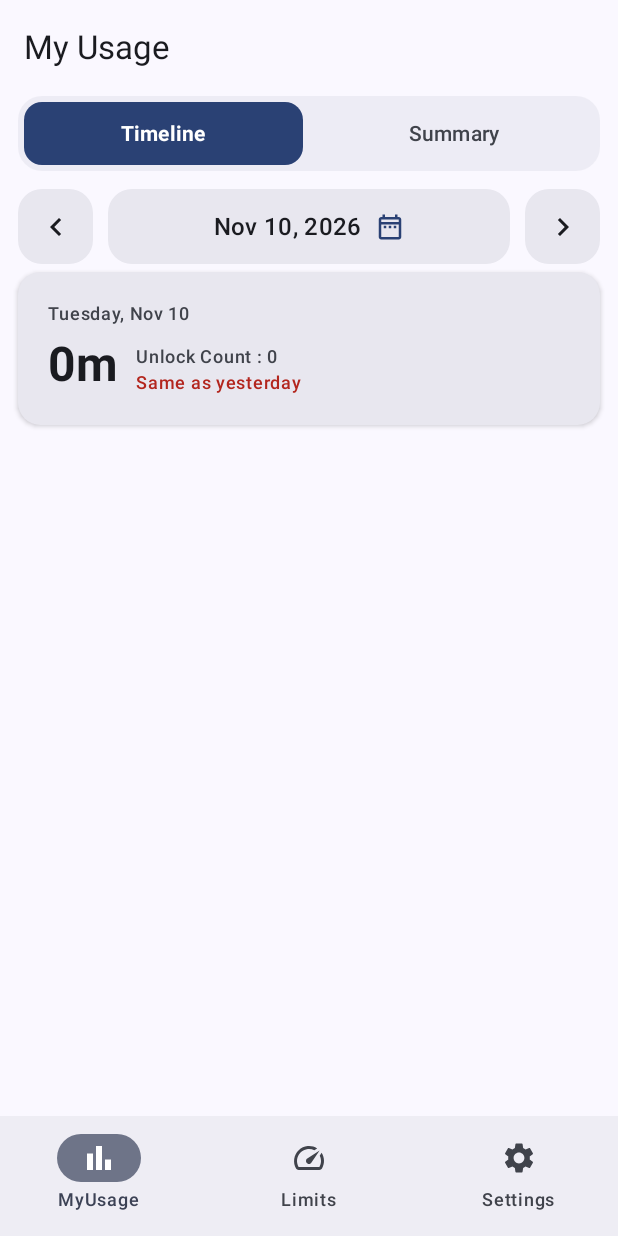
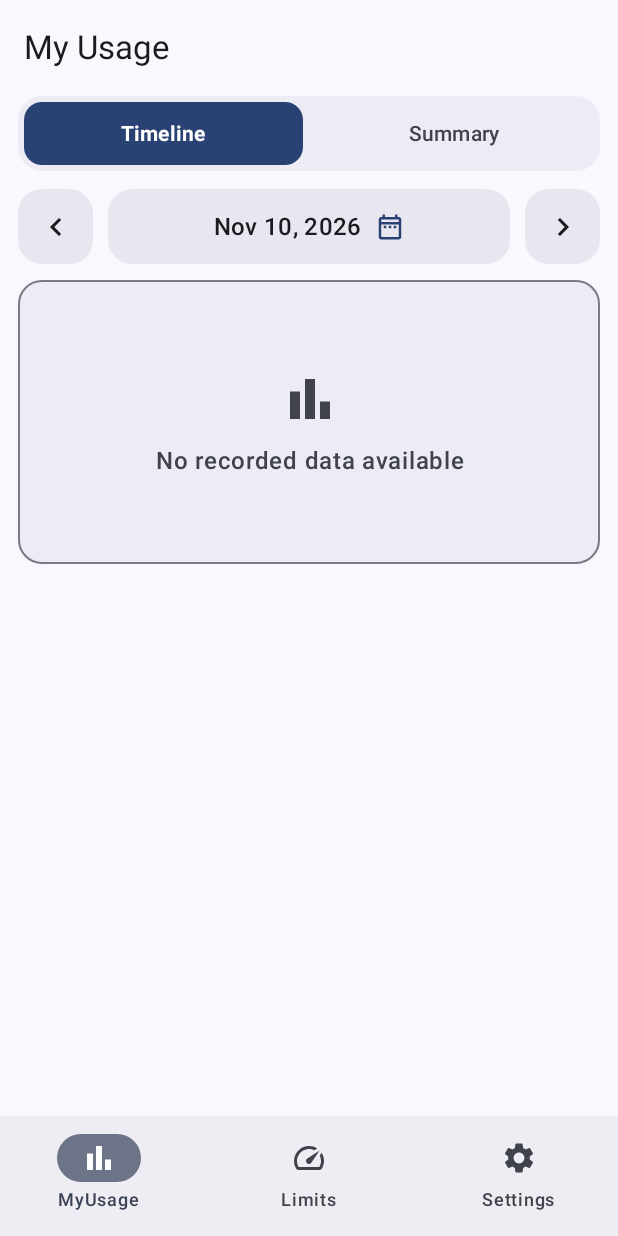
Before and after one commit to achinthash/ScreenGuard-Android-ScreenTime-Manager, an Android app built with Jetpack Compose: the screen it shows after launch (MainActivity), on a phone screen of 412 x 824 dp. Run offline under Robolectric (Android 15) with nearby library versions, the phone set to English and light mode, and no system bars; our stand-ins replace Room's generated code.

Commit message:
added empty data viewer

```diff
--- a/app/src/main/java/com/achinthas/screencut/TimeLineScreen.kt
+++ b/app/src/main/java/com/achinthas/screencut/TimeLineScreen.kt
@@ -1,5 +1,7 @@
 package com.achinthas.screencut
 
+import androidx.compose.foundation.background
+import androidx.compose.foundation.border
 import androidx.compose.foundation.layout.Arrangement
 import androidx.compose.foundation.layout.Box
 import androidx.compose.foundation.layout.Column
@@ -15,6 +17,7 @@ import androidx.compose.foundation.shape.RoundedCornerShape
 import androidx.compose.material.icons.Icons
 import androidx.compose.material.icons.automirrored.filled.KeyboardArrowLeft
 import androidx.compose.material.icons.automirrored.filled.KeyboardArrowRight
+import androidx.compose.material.icons.outlined.BarChart
 import androidx.compose.material.icons.outlined.DateRange
 import androidx.compose.material3.Card
 import androidx.compose.material3.CardDefaults
@@ -37,6 +40,7 @@ import androidx.compose.ui.Alignment
 import androidx.compose.ui.Modifier
 import androidx.compose.ui.platform.LocalContext
 import androidx.compose.ui.text.font.FontWeight
+import androidx.compose.ui.text.style.TextAlign
 import androidx.compose.ui.unit.dp
 import kotlinx.coroutines.Dispatchers
 import kotlinx.coroutines.withContext
@@ -58,9 +62,11 @@ fun TimeLineScreen(){
 
     var todayUsage by remember { mutableStateOf<PhoneUsageStatsEntity?>(null) }
     var yesterdayUsage by remember { mutableStateOf<PhoneUsageStatsEntity?>(null) }
+    var appUsageSessionsData by remember { mutableStateOf<List<AppUsageSessionEntity>>(emptyList()) }
 
     val database = ApplicationDatabase.getDatabase(context)
     val phoneUsageStatsDao = database.PhoneUsageStatsDao()
+    val AppUsageSessionDao = database.AppUsageSessionDao()
 
     // fetch data from db
     LaunchedEffect(selectedDate) {
@@ -76,6 +82,9 @@ fun TimeLineScreen(){
             phoneUsageStatsDao.getByDay(previousDateStr)
         }
 
+        appUsageSessionsData = withContext(Dispatchers.IO) {
+            AppUsageSessionDao.getByDay(selectedDateStr)
+        }
     }
 
     Column(modifier = Modifier.fillMaxWidth(),
@@ -89,6 +98,49 @@ fun TimeLineScreen(){
                 selectedDate = newDate
             }
         )
+
+        // add empty data view
+        if (appUsageSessionsData.isEmpty() && todayUsage == null ) {
+            Box(
+                modifier = Modifier
+                    .fillMaxWidth()
+                    .height(200.dp)
+                    .padding(vertical = 5.dp)
+                    .background(
+                        color = MaterialTheme.colorScheme.surfaceVariant.copy(alpha = 0.5f),
+                        shape = RoundedCornerShape(16.dp)
+                    )
+                    .border(
+                        width = 1.dp,
+                        color = MaterialTheme.colorScheme.outlineVariant,
+                        shape = RoundedCornerShape(16.dp)
+                    ),
+                contentAlignment = Alignment.Center
+            ) {
+                Column(
+                    horizontalAlignment = Alignment.CenterHorizontally,
+                    verticalArrangement = Arrangement.Center,
+                    modifier = Modifier.padding(16.dp)
+                ) {
+                    Icon(
+                        imageVector = Icons.Outlined.BarChart,
+                        contentDescription = null,
+                        modifier = Modifier.size(40.dp),
+                        tint = MaterialTheme.colorScheme.onSurfaceVariant
+                    )
+                    Spacer(modifier = Modifier.height(12.dp))
+                    Text(
+                        text = "No recorded data available",
+                        style = MaterialTheme.typography.bodyLarge,
+                        color = MaterialTheme.colorScheme.onSurfaceVariant,
+                        fontWeight = FontWeight.Medium,
+                        textAlign = TextAlign.Center
+                    )
+                }
+            }
+
+        } else {
+
             // usage card
             UsageCard(
                 dateText = selectedDate,
@@ -100,6 +152,9 @@ fun TimeLineScreen(){
                 todayUnlockCount = todayUsage?.unlockCount ?: 0
             )
 
+            // timeline chart
+            TimeLineChart(appUsageSessionsData)
+        }
 
     }
 }
```
Lines whose indentation alone changed are shown as unchanged.
